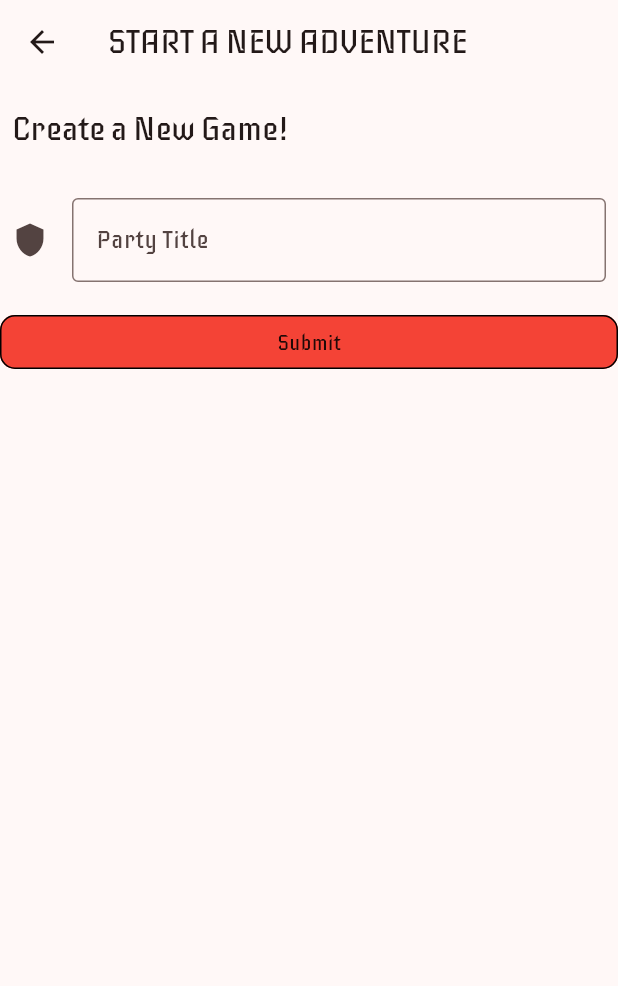
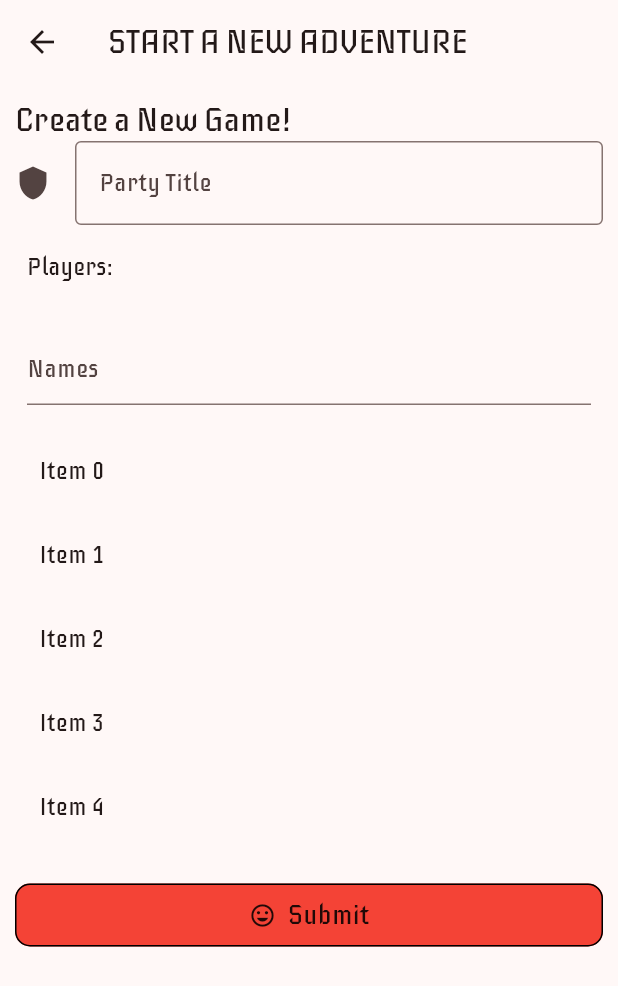
Before and after one commit to RileyKenyon/flutter-app, a Flutter app: the CreateGameForm screen opened directly with empty values, on a phone screen of 412 x 824 dp. Shown: the top 986 px of the screen. Run offline on Flutter 3.47's test engine with Material 2 defaults, Android fonts, the phone set to English and light mode, and no system bars; our stand-ins replace cloud_firestore, firebase_auth, firebase_core, go_router, google_fonts; missing offline and left inert: firebase_ui_auth, nfc_manager; accounts and stored records are empty; generated files the repository leaves out were written again.

Commit message:
Update with sample list view

```diff
--- a/beasts_and_bards/lib/create_game_form.dart
+++ b/beasts_and_bards/lib/create_game_form.dart
@@ -1,6 +1,7 @@
 import 'package:flutter/material.dart';
 import 'package:go_router/go_router.dart';
 import 'app_state.dart';
+import 'src/widgets.dart';
 
 class CreateGameForm extends StatefulWidget {
   const CreateGameForm({super.key, required this.appState});
@@ -14,6 +15,9 @@ class CreateGameForm extends StatefulWidget {
 
 class _CreateGameFormState extends State<CreateGameForm> {
   final textController = TextEditingController();
+  final List<String> items =
+      List<String>.generate(100, (index) => 'Item $index');
+
   @override
   void dispose() {
     textController.dispose();
@@ -24,14 +28,13 @@ class _CreateGameFormState extends State<CreateGameForm> {
   Widget build(BuildContext context) {
     return Scaffold(
       appBar: AppBar(title: const Text("START A NEW ADVENTURE")),
-      body: ListView(children: <Widget>[
-        Padding(
-            padding: const EdgeInsets.symmetric(horizontal: 8, vertical: 16),
-            child: Text('Create a New Game!',
-                style: Theme.of(context).textTheme.titleLarge)),
-        Padding(
-          padding: const EdgeInsets.symmetric(horizontal: 8, vertical: 16),
-          child: TextFormField(
+      body: Padding(
+        padding: const EdgeInsets.all(10.0),
+        child: ListView(
+          children: <Widget>[
+            Text('Create a New Game!',
+                style: Theme.of(context).textTheme.titleLarge),
+            TextFormField(
               decoration: const InputDecoration(
                   icon: Icon(Icons.shield),
                   border: OutlineInputBorder(),
@@ -39,14 +42,41 @@ class _CreateGameFormState extends State<CreateGameForm> {
                   labelText: "Party Title"),
               controller: textController,
             ),
+            Padding(
+              padding: const EdgeInsets.symmetric(horizontal: 8, vertical: 16),
+              child: Text("Players:",
+                  style: Theme.of(context).textTheme.titleMedium),
+            ),
+            const Padding(
+              padding: EdgeInsets.symmetric(horizontal: 8, vertical: 16),
+              child: TextField(
+                decoration: InputDecoration(hintText: "Names"),
+              ),
+            ),
+            ConstrainedBox(
+              constraints: const BoxConstraints(maxHeight: 300),
+              child: ListView.builder(
+                itemCount: items.length,
+                prototypeItem: ListTile(
+                  title: Text(items.first),
+                ),
+                itemBuilder: (context, index) {
+                  return ListTile(
+                    title: Text(items[index]),
+                  );
+                },
+              ),
             ),
             OutlinedButton(
-            child: const Text("Submit"),
+                child:
+                    const IconAndDetail(Icons.insert_emoticon_sharp, "Submit"),
                 onPressed: () => {
                       widget.appState.addMessageToDatabase(textController.text),
                       context.pushReplacement('/dashboard'),
-                })
-      ]),
+                    }),
+          ],
+        ),
+      ),
     );
   }
 }
--- a/beasts_and_bards/lib/src/widgets.dart
+++ b/beasts_and_bards/lib/src/widgets.dart
@@ -40,6 +40,7 @@ class IconAndDetail extends StatelessWidget {
   Widget build(BuildContext context) => Padding(
         padding: const EdgeInsets.all(8.0),
         child: Row(
+          mainAxisAlignment: MainAxisAlignment.center,
           children: [
             Icon(icon),
             const SizedBox(width: 8),
```
Lines whose indentation alone changed are shown as unchanged.
